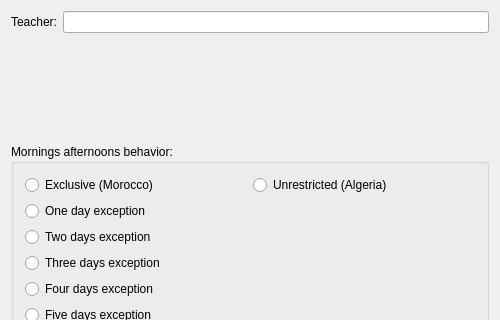
vonmecheln/fet, file fet/src/interface/addteacherform_template.ui: the form before one commit; both pictures show x 0 to 500 and y 0 to 320 of the 500 by 482 pixel window.
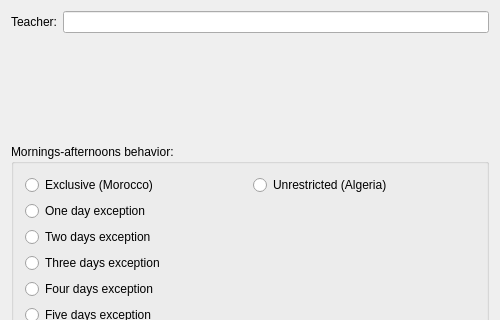
The form after the commit.

Patch:
```diff
--- a/fet/src/interface/addteacherform_template.ui
+++ b/fet/src/interface/addteacherform_template.ui
@@ -50,7 +50,7 @@
       </sizepolicy>
      </property>
      <property name="title">
-      <string>Mornings afternoons behavior:</string>
+      <string>Mornings-afternoons behavior:</string>
      </property>
      <layout class="QGridLayout" name="gridLayout">
       <item row="0" column="0">
```
